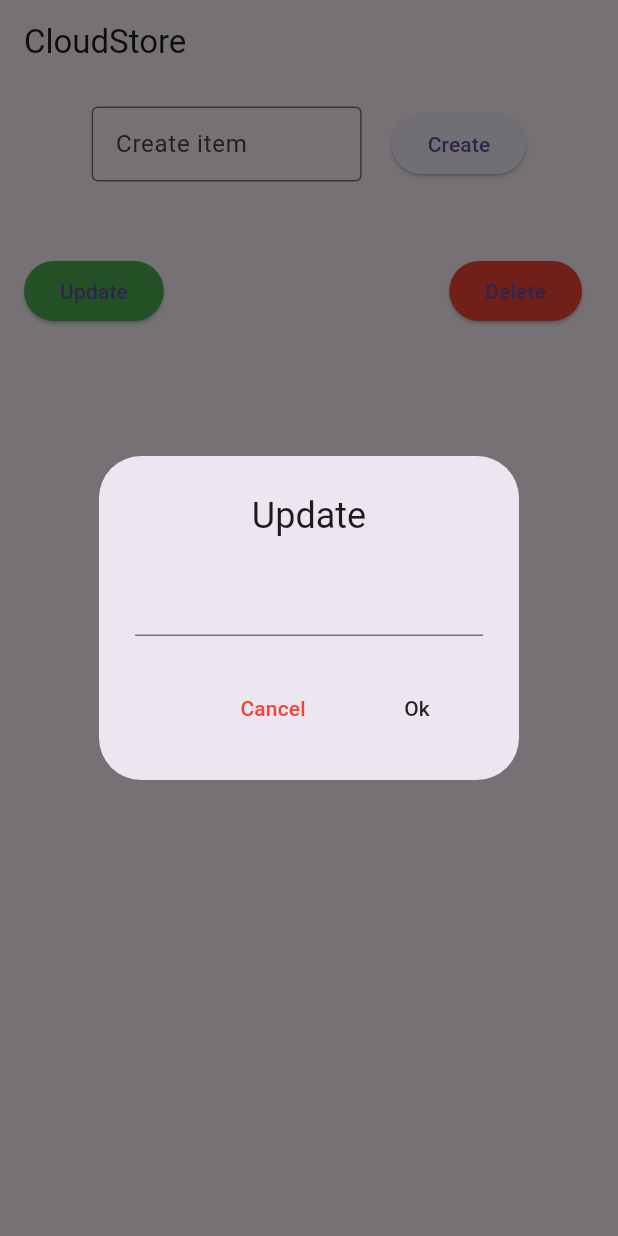
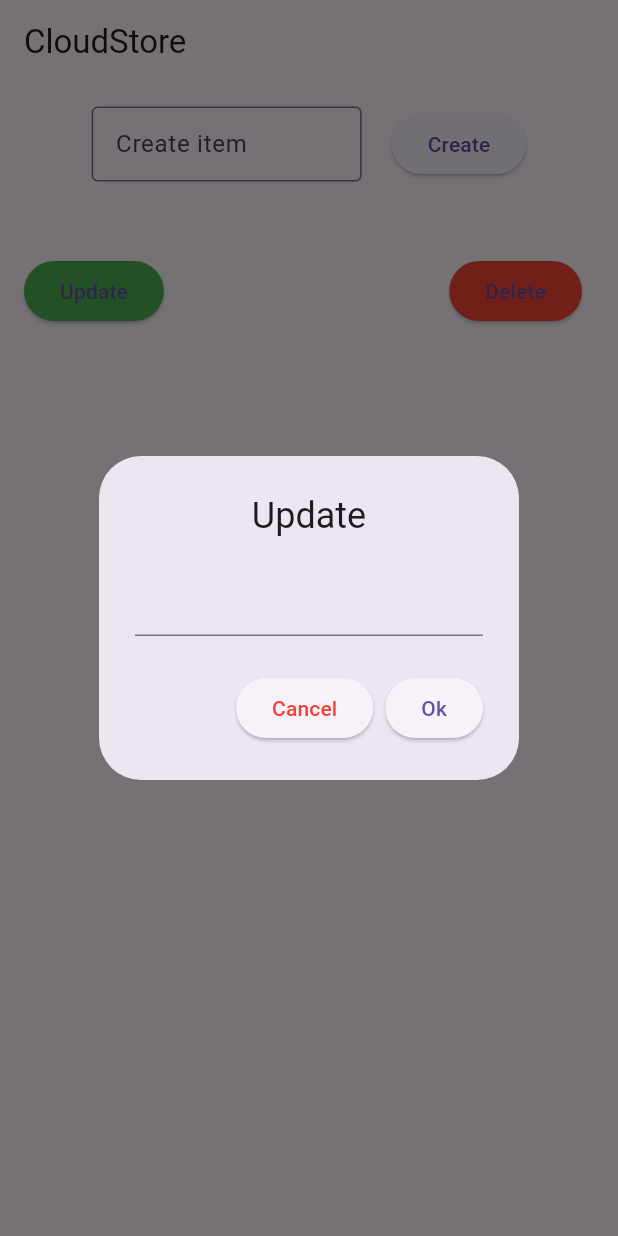
Before and after one commit to MissFlutterProgrammer/firebase_cloudstore_realtime_database_image_upload-main, a Flutter app: the screen it shows after launch, after a tap on "Create", after a tap on "Update", on a phone screen of 412 x 824 dp. Run offline on Flutter 3.47's test engine with Material 3 defaults, Android fonts, the phone set to English and light mode, and no system bars; our stand-ins replace cloud_firestore, firebase_core, firebase_database, firebase_remote_config, firebase_storage, image_picker; accounts and stored records are empty; network calls fail.

Commit message:
8/17/2024 8:46 p.m.

```diff
--- a/lib/main.dart
+++ b/lib/main.dart
@@ -1,8 +1,8 @@
+// ignore_for_file: depend_on_referenced_packages
+
 import 'package:flutter/material.dart';
 import 'package:firebase_core/firebase_core.dart';
-import 'package:flutter_crud_cloudstore/presentation/screens/database/home_database.dart';
 import 'package:flutter_crud_cloudstore/presentation/screens/cloudstore/home_page.dart';
-import 'package:flutter_crud_cloudstore/presentation/screens/firebaseimage/image_home_page.dart';
 
 Future main() async {
   WidgetsFlutterBinding.ensureInitialized();
@@ -12,11 +12,11 @@ Future main() async {
 }
 
 class MyApp extends StatelessWidget {
-  const MyApp({Key? key}) : super(key: key);
+  const MyApp({super.key});
 
   @override
   Widget build(BuildContext context) {
-    return MaterialApp(
+    return const MaterialApp(
       debugShowCheckedModeBanner: false,
       home: Firebase_CRUD(),
     );
--- a/lib/presentation/screens/cloudstore/home_page.dart
+++ b/lib/presentation/screens/cloudstore/home_page.dart
@@ -1,9 +1,13 @@
+// ignore_for_file: depend_on_referenced_packages, camel_case_types
+
 import 'package:cloud_firestore/cloud_firestore.dart';
 import 'package:flutter/material.dart';
 import 'package:flutter_crud_cloudstore/models/items_model.dart';
 import 'package:flutter_crud_cloudstore/utils/constants.dart';
 
 class Firebase_CRUD extends StatefulWidget {
+  const Firebase_CRUD({super.key});
+
   @override
   State<Firebase_CRUD> createState() => _Firebase_CRUDState();
 }
@@ -15,7 +19,6 @@ class _Firebase_CRUDState extends State<Firebase_CRUD> {
   final Stream<QuerySnapshot> _itemsStream = FirebaseFirestore.instance
       .collection(Constants.collectionName)
       .snapshots(includeMetadataChanges: true);
-
 
   @override
   void initState() {
@@ -31,7 +34,6 @@ class _Firebase_CRUDState extends State<Firebase_CRUD> {
     super.dispose();
   }
 
-
   @override
   Widget build(BuildContext context) {
     return Scaffold(
@@ -40,13 +42,11 @@ class _Firebase_CRUDState extends State<Firebase_CRUD> {
       ),
       body: Column(
         children: [
-          const SizedBox(
-            height: 15,
-          ),
+          const SizedBox(height: 15),
           Row(
             mainAxisAlignment: MainAxisAlignment.center,
             children: [
-              Container(
+              SizedBox(
                 height: 50,
                 width: 180,
                 child: TextField(
@@ -57,9 +57,7 @@ class _Firebase_CRUDState extends State<Firebase_CRUD> {
                   ),
                 ),
               ),
-              const SizedBox(
-                width: 20,
-              ),
+              const SizedBox(width: 20),
               ElevatedButton(
                 onPressed: () {
                   final name = controller.text;
@@ -70,25 +68,24 @@ class _Firebase_CRUDState extends State<Firebase_CRUD> {
               ),
             ],
           ),
-          const SizedBox(
-            height: 15,
-          ),
-          const SizedBox(
-            height: 30,
-          ),
+          const SizedBox(height: 15),
+          const SizedBox(height: 30),
           Expanded(
             child: StreamBuilder<QuerySnapshot>(
               stream: _itemsStream,
-              builder: (BuildContext context, AsyncSnapshot<QuerySnapshot> snapshot) {
+              builder: (BuildContext context,
+                  AsyncSnapshot<QuerySnapshot> snapshot) {
                 if (snapshot.hasError) {
-                  return Text('Something went wrong');
+                  return const Text('Something went wrong');
                 }
                 if (snapshot.connectionState == ConnectionState.waiting) {
-                  return Text("Loading");
+                  return const Text("Loading");
                 }
                 return ListView(
-                  children: snapshot.data!.docs.map((DocumentSnapshot document) {
-                    Map<String, dynamic> data = document.data()! as Map<String, dynamic>;
+                  children:
+                      snapshot.data!.docs.map((DocumentSnapshot document) {
+                    Map<String, dynamic> data =
+                        document.data()! as Map<String, dynamic>;
                     return ListTile(
                       title: Text(data['name']),
                       leading: ElevatedButton(
@@ -98,18 +95,18 @@ class _Firebase_CRUDState extends State<Firebase_CRUD> {
                             barrierDismissible: false,
                             builder: (BuildContext context) {
                               return AlertDialog(
-                                title: Center(child: Text('Update')),
+                                title: const Center(
+                                  child: Text('Update'),
+                                ),
                                 content: Row(
-                                  mainAxisAlignment:
-                                  MainAxisAlignment.center,
-                                  crossAxisAlignment:
-                                  CrossAxisAlignment.center,
+                                  mainAxisAlignment: MainAxisAlignment.center,
+                                  crossAxisAlignment: CrossAxisAlignment.center,
                                   children: <Widget>[
                                     Expanded(
                                       child: TextField(
                                         controller: controller2,
                                         textAlign: TextAlign.center,
-                                        style: TextStyle(
+                                        style: const TextStyle(
                                           color: Colors.black,
                                         ),
                                       ),
@@ -117,16 +114,24 @@ class _Firebase_CRUDState extends State<Firebase_CRUD> {
                                   ],
                                 ),
                                 actions: <Widget>[
-                                  FlatButton(
-                                      child: Text('Cancel', style: TextStyle(color: Colors.red),),
+                                  ElevatedButton(
+                                      child: const Text(
+                                        'Cancel',
+                                        style: TextStyle(
+                                          color: Colors.red,
+                                        ),
+                                      ),
                                       onPressed: () {
                                         Navigator.of(context).pop();
                                       }),
-                                  FlatButton(
-                                      child: Text('Ok'),
+                                  ElevatedButton(
+                                      child: const Text('Ok'),
                                       onPressed: () {
                                         final newName = controller2.text;
-                                        update(doc: document, newName: newName);
+                                        update(
+                                          doc: document,
+                                          newName: newName,
+                                        );
                                         controller2.clear();
                                         Navigator.of(context).pop();
                                       })
@@ -136,7 +141,7 @@ class _Firebase_CRUDState extends State<Firebase_CRUD> {
                           );
                         },
                         style: ElevatedButton.styleFrom(
-                          primary: Colors.green,
+                          backgroundColor: Colors.green,
                         ),
                         child: const Text("Update"),
                       ),
@@ -144,7 +149,7 @@ class _Firebase_CRUDState extends State<Firebase_CRUD> {
                         children: [
                           ElevatedButton(
                             style: ElevatedButton.styleFrom(
-                              primary: Colors.red,
+                              backgroundColor: Colors.red,
                             ),
                             onPressed: () {
                               delete(doc: document);
--- a/lib/presentation/screens/remoteconfig/RemoteConfigService.dart
+++ b/lib/presentation/screens/remoteconfig/RemoteConfigService.dart
@@ -1,3 +1,5 @@
+// ignore_for_file: file_names
+
 import 'package:firebase_remote_config/firebase_remote_config.dart';
 
 // we have first created the instance of the remote config.
--- a/lib/utils/constants.dart
+++ b/lib/utils/constants.dart
@@ -1,5 +1,3 @@
-
-class Constants
-{
+class Constants {
   static const String collectionName = "shopping_list";
 }
```
Also changed, not shown: lib/models/items_model.dart (+16 -18 lines), lib/presentation/screens/database/fetch_data.dart (+29 -17 lines), lib/presentation/screens/database/home_database.dart (+19 -20 lines), lib/presentation/screens/database/insert_screen.dart (+12 -24 lines), lib/presentation/screens/database/update_data.dart (+19 -32 lines), lib/presentation/screens/firebaseimage/get_firebase_images.dart (+37 -27 lines), lib/presentation/screens/firebaseimage/image_home_page.dart (+56 -40 lines), pubspec.yaml (+15 -69 lines), pubspec.lock.
